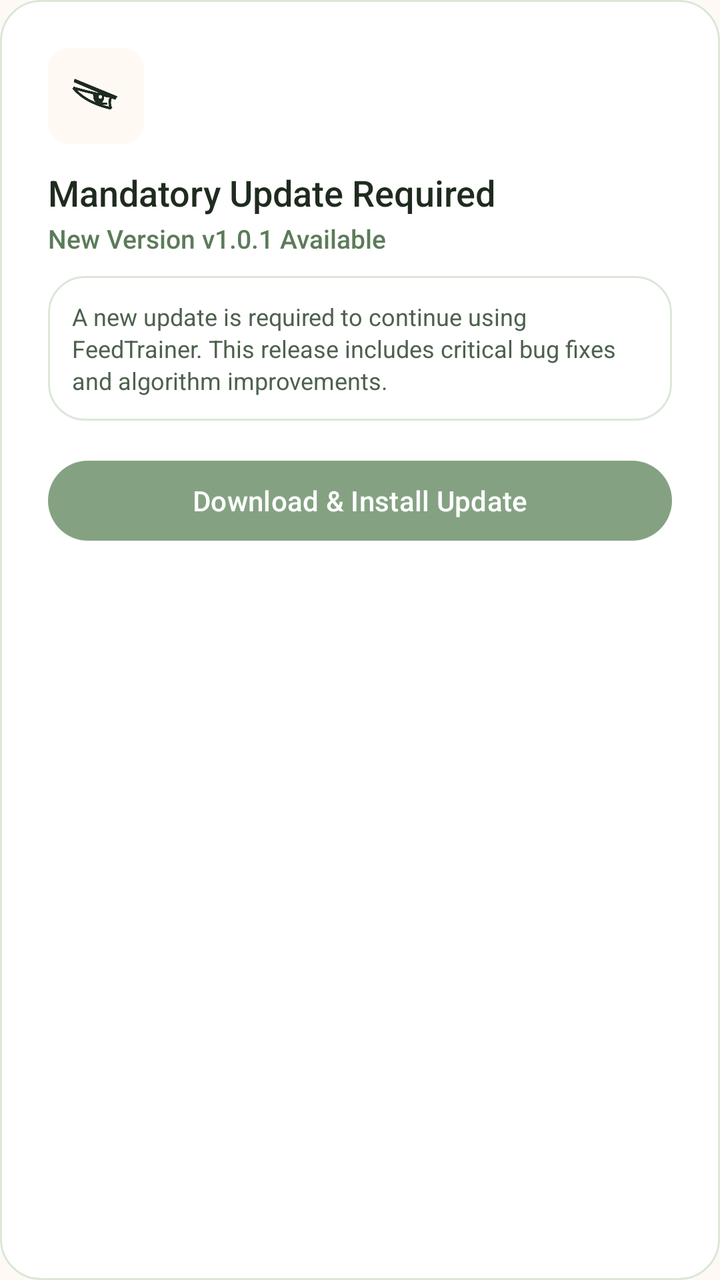
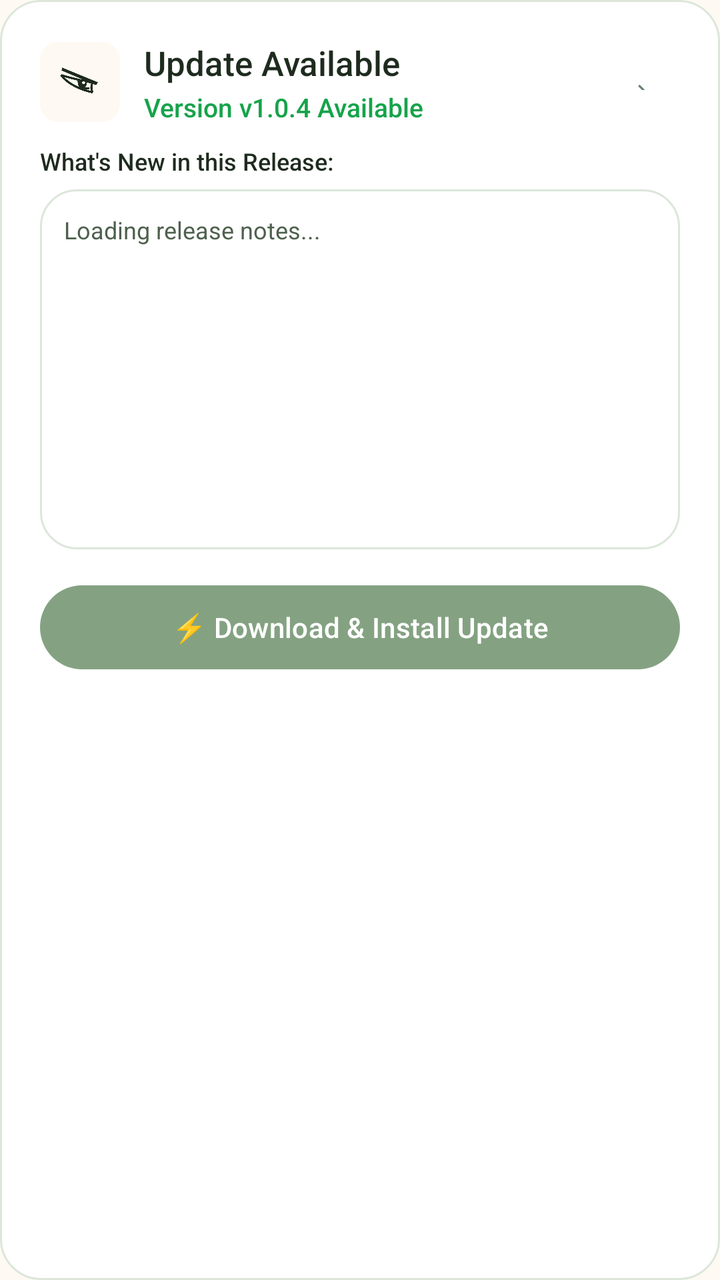

An Android layout rendered at two revisions. The XML below is the earlier revision; the diff shows what the commit changed to produce the second picture.
<!-- AndroidManifest.xml: application theme Theme.FeedTrainer -->
<!-- res/layout/dialog_mandatory_update.xml -->
<?xml version="1.0" encoding="utf-8"?>
<LinearLayout xmlns:android="http://schemas.android.com/apk/res/android"
    xmlns:app="http://schemas.android.com/apk/res-auto"
    android:layout_width="match_parent"
    android:layout_height="wrap_content"
    android:orientation="vertical"
    android:padding="24dp"
    android:background="@drawable/bg_card">

    <ImageView
        android:layout_width="48dp"
        android:layout_height="48dp"
        android:src="@drawable/feedtrainer_logo"
        android:scaleType="fitCenter"
        android:layout_marginBottom="12dp" />

    <TextView
        android:id="@+id/tvUpdateTitle"
        android:layout_width="wrap_content"
        android:layout_height="wrap_content"
        android:text="Mandatory Update Required"
        android:textColor="@color/brand_dark"
        android:textSize="18sp"
        android:fontFamily="sans-serif-medium" />

    <TextView
        android:id="@+id/tvUpdateVersion"
        android:layout_width="wrap_content"
        android:layout_height="wrap_content"
        android:text="New Version v1.0.1 Available"
        android:textColor="@color/brand_moss_dark"
        android:textSize="13sp"
        android:fontFamily="sans-serif-medium"
        android:layout_marginTop="2dp"
        android:layout_marginBottom="10dp" />

    <TextView
        android:id="@+id/tvUpdateNotes"
        android:layout_width="match_parent"
        android:layout_height="wrap_content"
        android:text="A new update is required to continue using FeedTrainer. This release includes critical bug fixes and algorithm improvements."
        android:textColor="@color/text_secondary"
        android:textSize="12sp"
        android:lineSpacingExtra="2dp"
        android:background="@drawable/bg_stat_card"
        android:padding="12dp"
        android:layout_marginBottom="16dp" />

    
    <LinearLayout
        android:id="@+id/layoutUpdateProgress"
        android:layout_width="match_parent"
        android:layout_height="wrap_content"
        android:orientation="vertical"
        android:layout_marginBottom="16dp"
        android:visibility="gone">

        <ProgressBar
            android:id="@+id/progressUpdateDownload"
            style="?android:attr/progressBarStyleHorizontal"
            android:layout_width="match_parent"
            android:layout_height="8dp"
            android:progress="0"
            android:max="100"
            android:progressTint="@color/brand_moss" />

        <TextView
            android:id="@+id/tvDownloadStatus"
            android:layout_width="wrap_content"
            android:layout_height="wrap_content"
            android:text="Downloading update... 0%"
            android:textColor="@color/brand_text_muted"
            android:textSize="11sp"
            android:layout_marginTop="6dp" />
    </LinearLayout>

    <com.google.android.material.button.MaterialButton
        android:id="@+id/btnStartUpdate"
        android:layout_width="match_parent"
        android:layout_height="48dp"
        android:text="Download &amp; Install Update"
        android:textColor="@color/white"
        android:fontFamily="sans-serif-medium"
        app:backgroundTint="@color/brand_moss"
        app:cornerRadius="24dp" />
</LinearLayout>
<!-- resources referenced by this layout -->
<resources>
  <color name="brand_dark">#1E2B1E</color>
  <color name="brand_moss">#84A282</color>
  <color name="brand_moss_dark">#5C7B5A</color>
  <color name="brand_text_muted">#6B7F6A</color>
  <color name="text_secondary">#4E614D</color>
  <color name="white">#FFFFFFFF</color>
  <!-- drawable bg_card (drawable) -->
  <?xml version="1.0" encoding="utf-8"?>
  <shape xmlns:android="http://schemas.android.com/apk/res/android"
      android:shape="rectangle">
      <solid android:color="@color/brand_card_bg" />
      <stroke android:width="1dp" android:color="@color/brand_border" />
      <corners android:radius="20dp" />
  </shape>
  <!-- drawable bg_stat_card (drawable) -->
  <?xml version="1.0" encoding="utf-8"?>
  <shape xmlns:android="http://schemas.android.com/apk/res/android"
      android:shape="rectangle">
      <solid android:color="@color/brand_card_bg" />
      <stroke android:width="1dp" android:color="@color/brand_border" />
      <corners android:radius="18dp" />
  </shape>
  <!-- drawable feedtrainer_logo: png bitmap (drawable, 31528 bytes) -->
  <style name="Theme.FeedTrainer" parent="Theme.Material3.Light.NoActionBar">
          <item name="colorPrimary">@color/brand_moss</item>
          <item name="colorOnPrimary">@color/white</item>
          <item name="colorPrimaryContainer">@color/brand_sage_light</item>
          <item name="colorSurface">@color/brand_card_bg</item>
          <item name="colorSurfaceVariant">@color/brand_cream</item>
          <item name="android:statusBarColor">@color/brand_cream</item>
          <item name="android:windowBackground">@color/brand_cream</item>
          <item name="android:navigationBarColor">@color/brand_cream</item>
          <item name="android:windowLightStatusBar">true</item>
          <item name="android:windowLightNavigationBar">true</item>
      </style>
  <color name="brand_card_bg">#FFFFFF</color>
  <color name="brand_border">#DCE7DA</color>
  <color name="brand_sage_light">#EAF2E8</color>
  <color name="brand_cream">#FEFAF3</color>
</resources>

<!-- the commit's change to res/layout/dialog_mandatory_update.xml (unified diff, before → after) -->
@@ -4,47 +4,89 @@
     android:layout_width="match_parent"
     android:layout_height="wrap_content"
     android:orientation="vertical"
-    android:padding="24dp"
-    android:background="@drawable/bg_card">
+    android:background="@drawable/bg_card"
+    android:padding="20dp">
 
-    <ImageView
-        android:layout_width="48dp"
-        android:layout_height="48dp"
-        android:src="@drawable/feedtrainer_logo"
-        android:scaleType="fitCenter"
-        android:layout_marginBottom="12dp" />
+    
+    <LinearLayout
+        android:layout_width="match_parent"
+        android:layout_height="wrap_content"
+        android:orientation="horizontal"
+        android:gravity="center_vertical"
+        android:layout_marginBottom="10dp">
+
+        <ImageView
+            android:layout_width="40dp"
+            android:layout_height="40dp"
+            android:src="@drawable/feedtrainer_logo"
+            android:scaleType="fitCenter" />
+
+        <LinearLayout
+            android:layout_width="0dp"
+            android:layout_height="wrap_content"
+            android:layout_weight="1"
+            android:orientation="vertical"
+            android:layout_marginStart="12dp">
+
+            <TextView
+                android:id="@+id/tvUpdateTitle"
+                android:layout_width="wrap_content"
+                android:layout_height="wrap_content"
+                android:text="Update Available"
+                android:textColor="@color/brand_dark"
+                android:textSize="17sp"
+                android:fontFamily="sans-serif-medium" />
+
+            <TextView
+                android:id="@+id/tvUpdateVersion"
+                android:layout_width="wrap_content"
+                android:layout_height="wrap_content"
+                android:text="Version v1.0.4 Available"
+                android:textColor="@color/status_green"
+                android:textSize="13sp"
+                android:fontFamily="sans-serif-medium"
+                android:layout_marginTop="2dp" />
+        </LinearLayout>
+
+        <com.google.android.material.button.MaterialButton
+            android:id="@+id/btnCloseUpdateDialog"
+            style="@style/Widget.Material3.Button.IconButton"
+            android:layout_width="36dp"
+            android:layout_height="36dp"
+            android:text="✕"
+            android:textSize="14sp"
+            android:textColor="@color/brand_text_muted" />
+    </LinearLayout>
 
     <TextView
-        android:id="@+id/tvUpdateTitle"
         android:layout_width="wrap_content"
         android:layout_height="wrap_content"
-        android:text="Mandatory Update Required"
+        android:text="What's New in this Release:"
         android:textColor="@color/brand_dark"
-        android:textSize="18sp"
-        android:fontFamily="sans-serif-medium" />
+        android:textSize="12sp"
+        android:fontFamily="sans-serif-medium"
+        android:layout_marginBottom="6dp" />
 
-    <TextView
-        android:id="@+id/tvUpdateVersion"
-        android:layout_width="wrap_content"
-        android:layout_height="wrap_content"
-        android:text="New Version v1.0.1 Available"
-        android:textColor="@color/brand_moss_dark"
-        android:textSize="13sp"
-        android:fontFamily="sans-serif-medium"
-        android:layout_marginTop="2dp"
-        android:layout_marginBottom="10dp" />
-
-    <TextView
-        android:id="@+id/tvUpdateNotes"
+    
+    <androidx.core.widget.NestedScrollView
+        android:id="@+id/scrollUpdateNotes"
         android:layout_width="match_parent"
-        android:layout_height="wrap_content"
-        android:text="A new update is required to continue using FeedTrainer. This release includes critical bug fixes and algorithm improvements."
-        android:textColor="@color/text_secondary"
-        android:textSize="12sp"
-        android:lineSpacingExtra="2dp"
+        android:layout_height="180dp"
         android:background="@drawable/bg_stat_card"
         android:padding="12dp"
-        android:layout_marginBottom="16dp" />
+        android:fadeScrollbars="false"
+        android:scrollbars="vertical"
+        android:layout_marginBottom="14dp">
+
+        <TextView
+            android:id="@+id/tvUpdateNotes"
+            android:layout_width="match_parent"
+            android:layout_height="wrap_content"
+            android:text="Loading release notes..."
+            android:textColor="@color/text_secondary"
+            android:textSize="12sp"
+            android:lineSpacingExtra="3dp" />
+    </androidx.core.widget.NestedScrollView>
 
     
     <LinearLayout
@@ -52,7 +94,7 @@
         android:layout_width="match_parent"
         android:layout_height="wrap_content"
         android:orientation="vertical"
-        android:layout_marginBottom="16dp"
+        android:layout_marginBottom="12dp"
         android:visibility="gone">
 
         <ProgressBar
@@ -62,25 +104,30 @@
             android:layout_height="8dp"
             android:progress="0"
             android:max="100"
-            android:progressTint="@color/brand_moss" />
+            android:progressTint="@color/status_green" />
 
         <TextView
             android:id="@+id/tvDownloadStatus"
             android:layout_width="wrap_content"
             android:layout_height="wrap_content"
-            android:text="Downloading update... 0%"
-            android:textColor="@color/brand_text_muted"
+            android:text="Connecting &amp; Downloading APK... 0%"
+            android:textColor="@color/brand_dark"
             android:textSize="11sp"
-            android:layout_marginTop="6dp" />
+            android:layout_marginTop="6dp"
+            android:fontFamily="sans-serif-medium" />
     </LinearLayout>
 
+    
     <com.google.android.material.button.MaterialButton
         android:id="@+id/btnStartUpdate"
         android:layout_width="match_parent"
-        android:layout_height="48dp"
-        android:text="Download &amp; Install Update"
+        android:layout_height="50dp"
+        android:text="⚡ Download &amp; Install Update"
         android:textColor="@color/white"
+        android:textSize="14sp"
         android:fontFamily="sans-serif-medium"
         app:backgroundTint="@color/brand_moss"
-        app:cornerRadius="24dp" />
+        app:cornerRadius="25dp"
+        android:elevation="2dp" />
+
 </LinearLayout>
<!-- resource entries referenced after the edit -->
@@ -2,8 +2,8 @@
 <resources>
   <color name="brand_dark">#1E2B1E</color>
   <color name="brand_moss">#84A282</color>
-  <color name="brand_moss_dark">#5C7B5A</color>
   <color name="brand_text_muted">#6B7F6A</color>
+  <color name="status_green">#16A34A</color>
   <color name="text_secondary">#4E614D</color>
   <color name="white">#FFFFFFFF</color>
   <!-- drawable bg_card (drawable) -->
